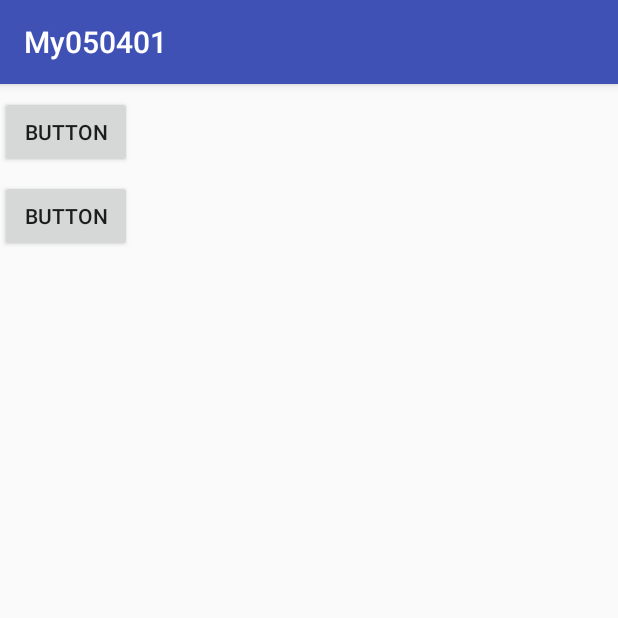
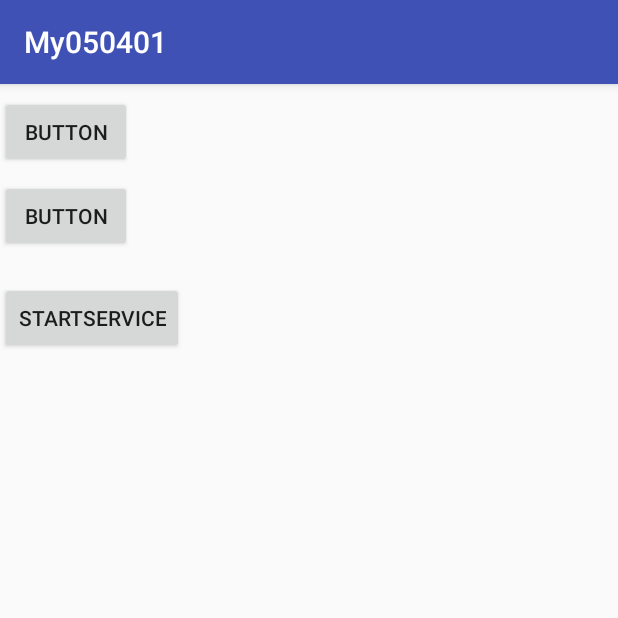
Before and after one commit to twn9320/My050401, an Android app: the screen it shows after launch (MainActivity), on a phone screen of 412 x 824 dp, the top half of it. Run offline under Robolectric (Android 15) with nearby library versions, the phone set to English and light mode, and no system bars.

Commit message:
Service(獨立型)

```diff
--- a/app/src/main/java/com/example/yvtc/my050401/MainActivity.java
+++ b/app/src/main/java/com/example/yvtc/my050401/MainActivity.java
@@ -36,4 +36,9 @@ public class MainActivity extends AppCompatActivity {
     public void click2 (View v){
         manager.cancel(NOTIFICATION_ID);
     }
+
+    public void clickStartService (View v){
+        Intent it = new Intent(MainActivity.this , MyService.class);
+        startService(it);
+    }
 }
--- a/app/src/main/res/layout/activity_main.xml
+++ b/app/src/main/res/layout/activity_main.xml
@@ -25,4 +25,14 @@
         android:text="Button"
         app:layout_constraintTop_toBottomOf="@+id/button"
         tools:layout_editor_absoluteX="16dp" />
+
+    <Button
+        android:id="@+id/button3"
+        android:layout_width="wrap_content"
+        android:layout_height="wrap_content"
+        android:layout_marginTop="20dp"
+        android:onClick="clickStartService"
+        android:text="StartService"
+        app:layout_constraintTop_toBottomOf="@+id/button2"
+        tools:layout_editor_absoluteX="16dp" />
 </android.support.constraint.ConstraintLayout>
```
Also changed, not shown: app/src/main/AndroidManifest.xml (+6 -1 lines), app/src/main/java/com/example/yvtc/my050401/MyService.java (added, +33 -0 lines).
